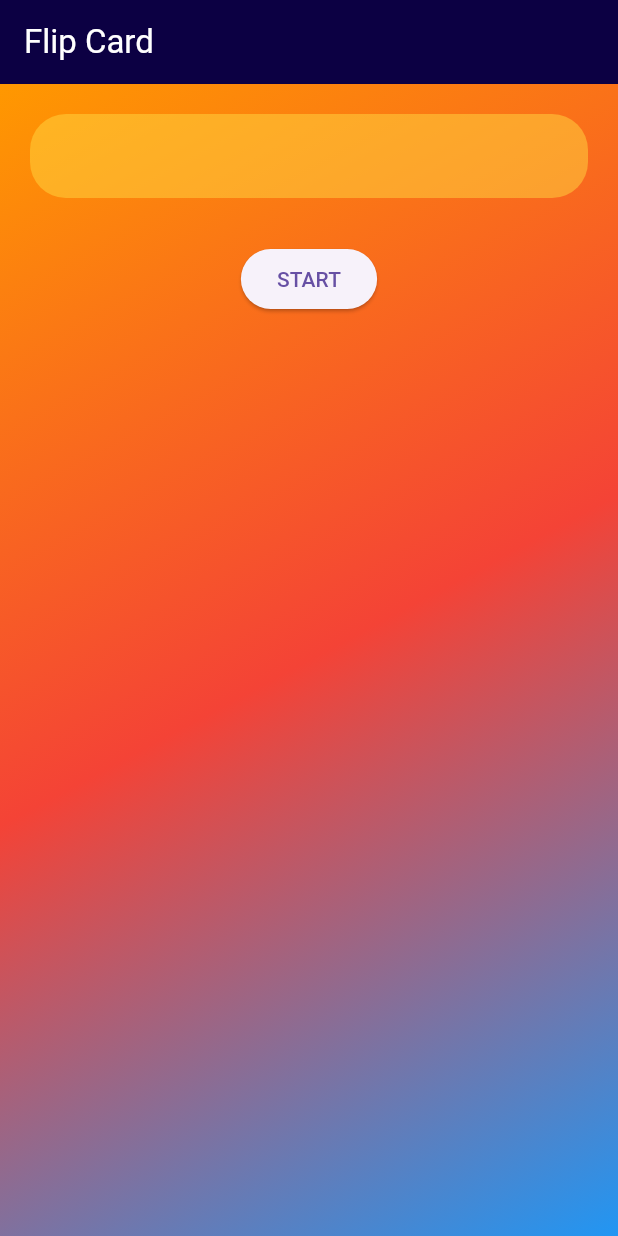
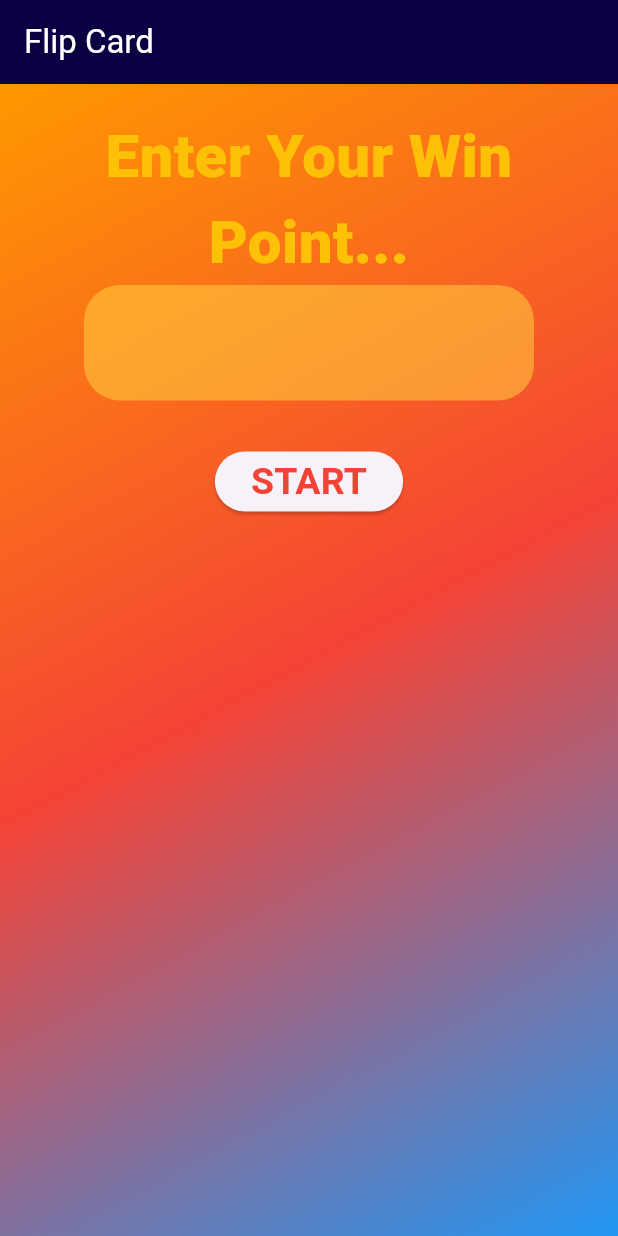
Before and after one commit to MyoMinSoe/guess_card_smaller_or_greater_withOnlyTimer, a Flutter app: the screen it shows after launch, on a phone screen of 412 x 824 dp. Run offline on Flutter 3.47's test engine with Material 3 defaults, Android fonts, the phone set to English and light mode, and no system bars; our stand-ins replace lottie; missing offline and left inert: flutter_flip_card.

Commit message:
edit codes

```diff
--- a/lib/widgets/menu_screen.dart
+++ b/lib/widgets/menu_screen.dart
@@ -1,8 +1,15 @@
 import 'package:flutter/material.dart';
 import 'package:guess_card_smaller_or_greater/widgets/game_play_screen.dart';
 
-class MenuScreen extends StatelessWidget {
+class MenuScreen extends StatefulWidget {
+  @override
+  State<MenuScreen> createState() => _MenuScreenState();
+}
+
+class _MenuScreenState extends State<MenuScreen> {
   final textEditingController = TextEditingController();
+
+  final GlobalKey<FormState> formController = GlobalKey();
 
   @override
   Widget build(BuildContext context) {
@@ -16,9 +23,24 @@ class MenuScreen extends StatelessWidget {
         ),
       ),
       child: Center(
+        child: Form(
+          key: formController,
           child: Column(
             children: [
-            TextField(
+              const Text(
+                textAlign: TextAlign.center,
+                'Enter Your Win Point...',
+                style: TextStyle(
+                  color: Colors.amber,
+                  fontSize: 40,
+                  fontWeight: FontWeight.w900,
+                ),
+              ),
+              SizedBox(
+                width: 300,
+                child: TextFormField(
+                  style: TextStyle(fontSize: 30),
+                  keyboardType: TextInputType.number,
                   decoration: InputDecoration(
                     filled: true,
                     fillColor: Colors.amberAccent.withOpacity(0.5),
@@ -29,10 +51,21 @@ class MenuScreen extends StatelessWidget {
                   ),
                   textAlign: TextAlign.center,
                   controller: textEditingController,
+                  validator: (value) {
+                    if (value == null ||
+                        value.isEmpty ||
+                        int.parse(value) < 1) {
+                      return 'Point must be at least 1';
+                    } else {
+                      return null;
+                    }
+                  },
+                ),
               ),
               const SizedBox(height: 30),
               ElevatedButton(
                 onPressed: () {
+                  if (formController.currentState!.validate()) {
                     Navigator.of(context).push(
                       MaterialPageRoute(
                         builder: (context) => GamePlayScreen(),
@@ -41,9 +74,20 @@ class MenuScreen extends StatelessWidget {
                         ),
                       ),
                     );
+                  }
+                  setState(() {});
                 },
-                child: Text('START'))
+                child: const Text(
+                  'START',
+                  style: TextStyle(
+                    color: Colors.red,
+                    fontSize: 25,
+                    fontWeight: FontWeight.bold,
+                  ),
+                ),
+              ),
             ],
+          ),
         ),
       ),
     );
```
Also changed, not shown: lib/widgets/game_play_screen.dart (+32 -7 lines). Lines whose indentation alone changed are shown as unchanged.
